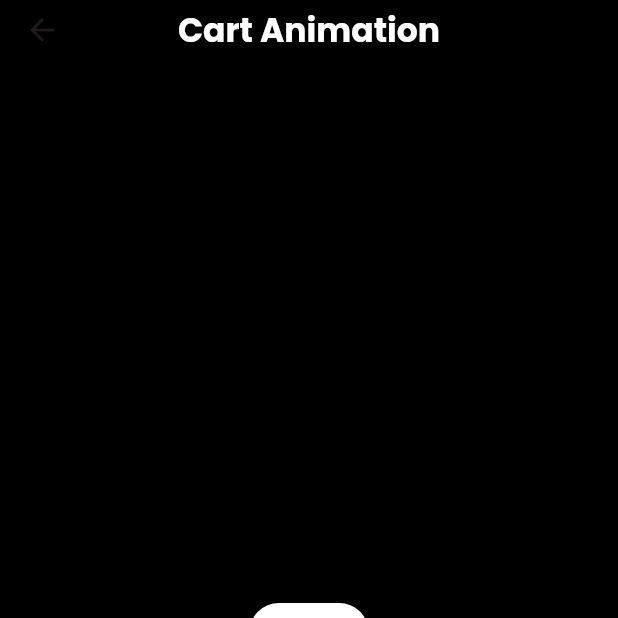
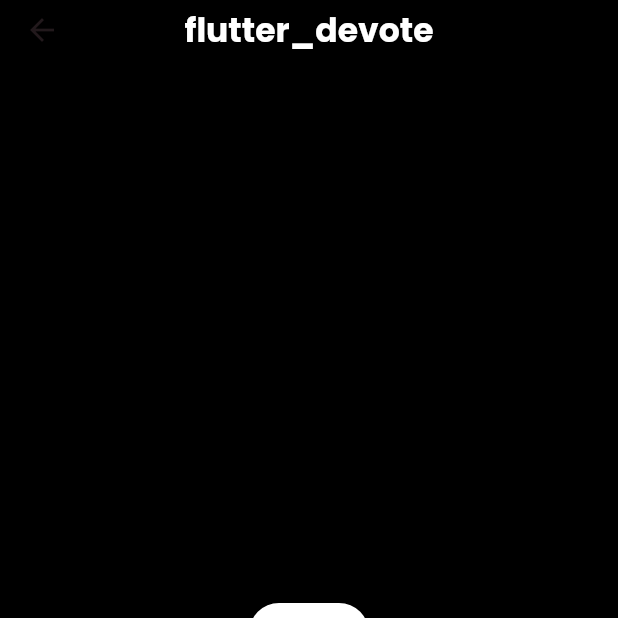
Before and after one commit to Durgajayasai1/Animations, a Flutter app: the AddToCartAnimation screen opened directly, on a phone screen of 412 x 824 dp, the top half of it. Run offline on Flutter 3.47's test engine with Material 3 defaults, Android fonts, the phone set to English and light mode, and no system bars; our stand-ins replace google_fonts, iconsax, lottie.

Commit message:
Made some changes

```diff
--- a/lib/implicit_animations/add_to_cart_animation.dart
+++ b/lib/implicit_animations/add_to_cart_animation.dart
@@ -20,7 +20,7 @@ class AddToCartAnimationState extends State<AddToCartAnimation> {
           preferredSize: Size.fromHeight(40),
           child: AppBar(
             title: Text(
-              "Cart Animation",
+              "flutter_devote",
               style: GoogleFonts.poppins(
                   color: Colors.white, fontWeight: FontWeight.bold),
             ),
@@ -47,7 +47,7 @@ class AddToCartAnimationState extends State<AddToCartAnimation> {
                 if (isClicked)
                   Positioned.fill(
                     child: Lottie.asset('assets/lottie/confetti.json',
-                        fit: BoxFit.cover),
+                        repeat: false, fit: BoxFit.cover),
                   ),
                 Row(
                   mainAxisAlignment: isClicked
```
